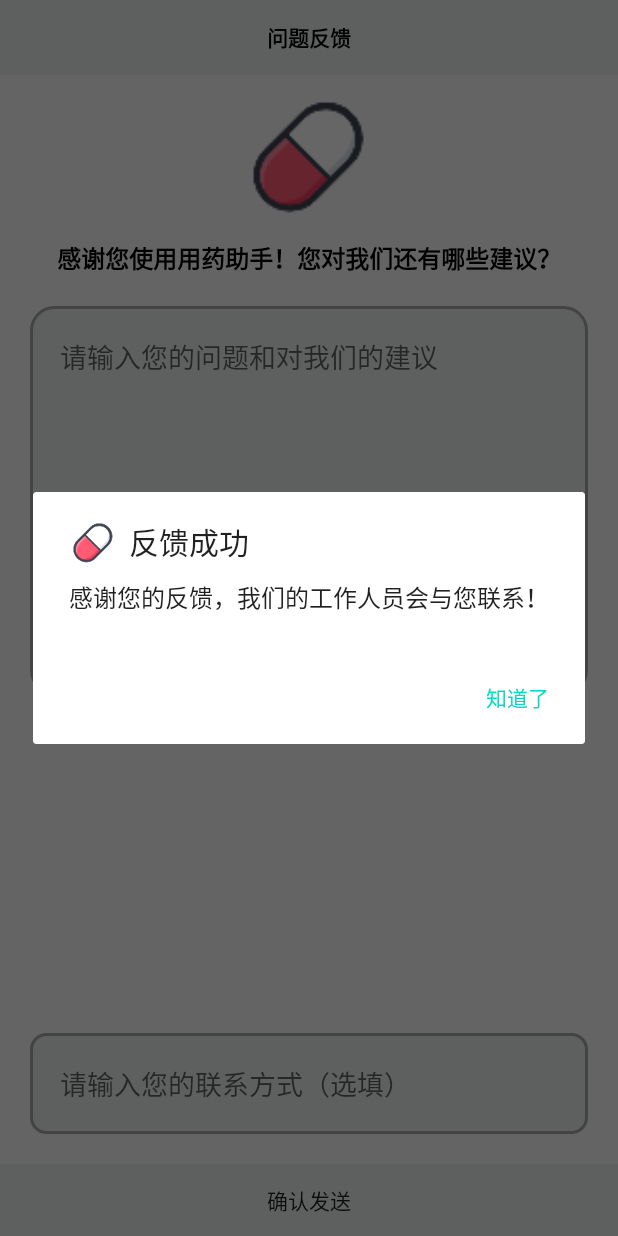
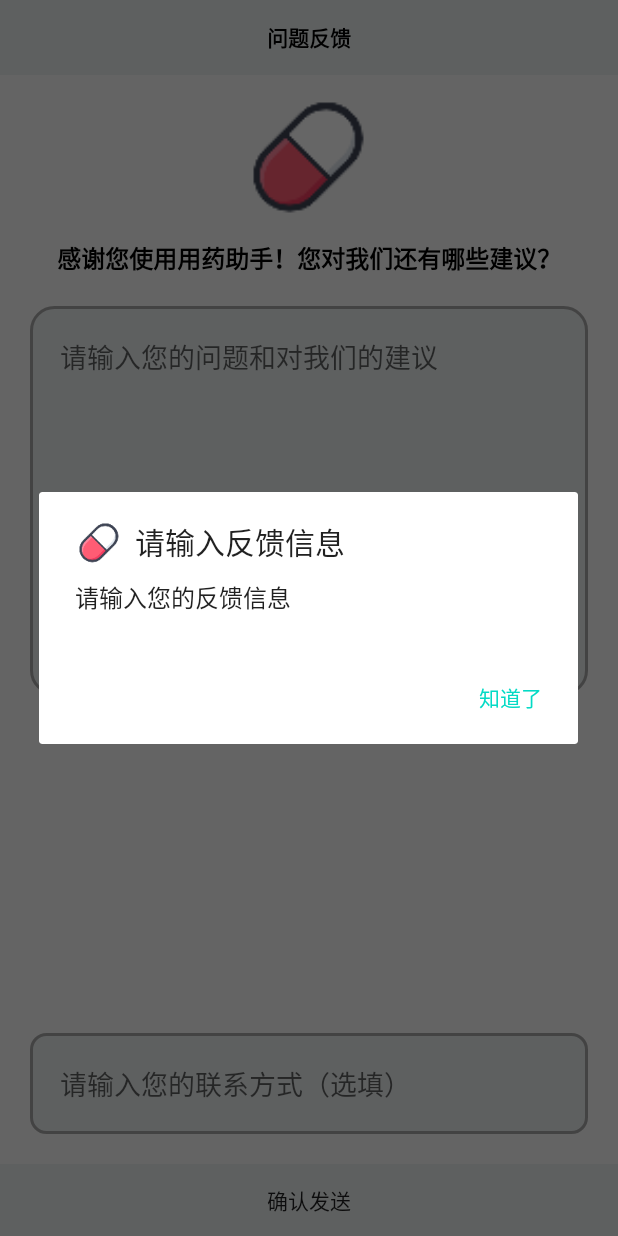
Before and after one commit to Xiangfeidetangyuan/MedicineAssistant, an Android app: the AboutUsActivity screen opened directly, with no data from a screen before it, after a tap on "确认发送", on a phone screen of 412 x 824 dp. Run offline under Robolectric (Android 15) with nearby library versions, the phone set to English and light mode, and no system bars.

Commit message:
更新了“联系我们”的发邮件功能

```diff
--- a/app/src/main/java/org/unboxing/medicineassistant/activity/AboutUsActivity.java
+++ b/app/src/main/java/org/unboxing/medicineassistant/activity/AboutUsActivity.java
@@ -5,28 +5,56 @@ import androidx.appcompat.app.AppCompatActivity;
 
 import android.os.Bundle;
 import android.view.View;
+import android.widget.EditText;
+import android.widget.TextView;
 
 import org.unboxing.medicineassistant.R;
+import org.unboxing.medicineassistant.util.mail.mail;
 
 public class AboutUsActivity extends AppCompatActivity {
+    private EditText suggestionEdt;
+    private EditText userInfoEdt;
+    private String suggestion;
+    private String userInfo;
+    private String senderEmail = "1145902847@qq.com";
 
     @Override
     protected void onCreate(Bundle savedInstanceState) {
         super.onCreate(savedInstanceState);
         setContentView(R.layout.activity_about_us);
+        suggestionEdt = (EditText) findViewById(R.id.edt_feedback);
+        userInfoEdt = (EditText) findViewById((R.id.edt_feedback_user_info));
     }
 
-    public void sendFeedbackMessage(View view){
-        //获取信息发送邮件
-        show();
+    public void sendFeedbackMessage(View view) {
+        suggestion = suggestionEdt.getText().toString();
+        userInfo = userInfoEdt.getText().toString();
+        if (suggestion.equals("")) {
+            notInput();
+            return;
+        } else {
+            if(userInfo.equals("")){
+                userInfo = "用户未填写联系方式";
+            }
+            String sendMessage = "接到用户反馈如下：\n"+suggestion + "\n用户联系方式:\n"+userInfo;
+            mail sendmail = new mail();
+            sendmail.send(senderEmail,sendMessage,"用户反馈");
+            showSuccessSend();
+        }
     }
 
-    private void show(){
+    private void showSuccessSend() {
         AlertDialog.Builder builder = new AlertDialog.Builder(this).setIcon(R.mipmap.icon).setTitle("反馈成功")
                 .setMessage("感谢您的反馈，我们的工作人员会与您联系！").
                         setPositiveButton("知道了", null);
         builder.show();
     }
 
+    private void notInput() {
+        AlertDialog.Builder builder = new AlertDialog.Builder(this).setIcon(R.mipmap.icon).setTitle("请输入反馈信息")
+                .setMessage("请输入您的反馈信息").
+                        setPositiveButton("知道了", null);
+        builder.show();
+    }
 
 }
--- a/app/src/main/java/org/unboxing/medicineassistant/activity/login/LoginActivity.java
+++ b/app/src/main/java/org/unboxing/medicineassistant/activity/login/LoginActivity.java
@@ -49,7 +49,7 @@ public class LoginActivity extends AppCompatActivity {
         Cursor cursor = mydb.query("user", new String[]{"userName", "userPwd", "userEmail"}, null, null, null, null, null);
         //利用游标遍历所有数据对象
         //为了显示全部，把所有对象连接起来，放到TextView中
-        String textview_data = "\n";
+       /* String textview_data = "\n";
         while (cursor.moveToNext()) {
             String name = cursor.getString(cursor.getColumnIndex("userName"));
             String pwd = cursor.getString(cursor.getColumnIndex("userPwd"));
@@ -61,7 +61,7 @@ public class LoginActivity extends AppCompatActivity {
         cursor.close();
         mydb.close();
         Toast.makeText(LoginActivity.this, textview_data, Toast.LENGTH_LONG).show();
-
+*/
         loginBtn.setOnClickListener(new View.OnClickListener() {
             @Override
             public void onClick(View v) {
```
Also changed, not shown: app/src/main/java/org/unboxing/medicineassistant/util/mail/mail.java (+11 -1 lines).
